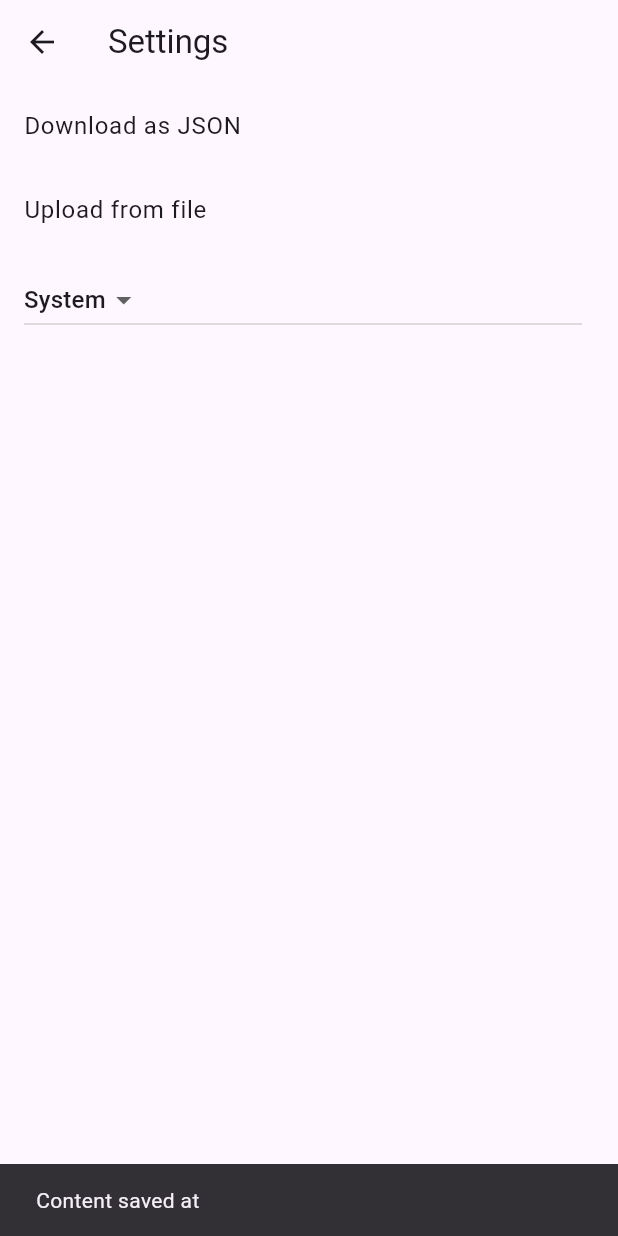
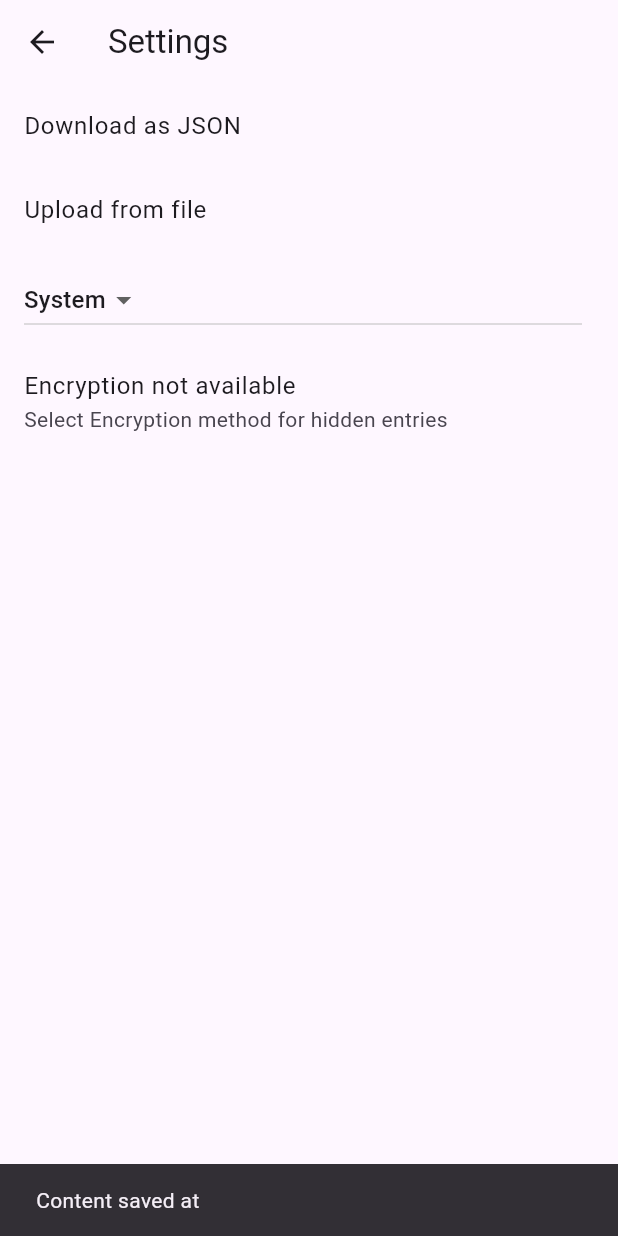
Before and after one commit to prijindal/journal_app, a Flutter app: the SettingsScreen screen opened by its route, after a tap on "Download as JSON", on a phone screen of 412 x 824 dp. Run offline on Flutter 3.47's test engine with Material 3 defaults, Android fonts, the phone set to English and light mode, and no system bars; our stand-ins replace drift, file_picker, firebase_auth, firebase_core, firebase_storage, grouped_list and 4 more; missing offline and left inert: firebase_app_check, firebase_ui_auth, firebase_ui_oauth_google, fleather, flutter_file_dialog; accounts and stored records are empty; generated files the repository leaves out were written again; statements that could not run were skipped.

Commit message:
Added biometrics authentication support

```diff
--- a/lib/models/settings.dart
+++ b/lib/models/settings.dart
@@ -10,9 +10,11 @@ enum HiddenEncryptionMode {
   unknown,
 
   none,
-  pin,
-  password,
   biometrics,
+
+  // TODO: Implement pin encryption
+  // pin,
+  // password,
 }
 
 class SettingsStorageNotifier with ChangeNotifier {
@@ -68,7 +70,7 @@ class SettingsStorageNotifier with ChangeNotifier {
       themeMode.name,
     );
     AppLogger.instance
-        .d("Written $themeMode as $appThemeMode to shared_preferences");
+        .d("Written ${themeMode.name} as $appThemeMode to shared_preferences");
     notifyListeners();
   }
 
@@ -81,7 +83,7 @@ class SettingsStorageNotifier with ChangeNotifier {
       newHiddenEncryptionMode.name,
     );
     AppLogger.instance.d(
-        "Written $newHiddenEncryptionMode as $hiddenEncryptionMode to shared_preferences");
+        "Written ${newHiddenEncryptionMode.name} as $hiddenEncryptionMode to shared_preferences");
     notifyListeners();
   }
 }
--- a/lib/pages/settings.dart
+++ b/lib/pages/settings.dart
@@ -3,6 +3,7 @@ import 'dart:async';
 import 'package:firebase_auth/firebase_auth.dart';
 import 'package:firebase_storage/firebase_storage.dart';
 import 'package:flutter/material.dart';
+import 'package:local_auth/local_auth.dart';
 import 'package:provider/provider.dart';
 
 import '../helpers/constants.dart';
@@ -36,7 +37,7 @@ class SettingsScreen extends StatelessWidget {
         // TODO: rethink hidden/tags/categories
         // TODO: Add settings for save on back button
         const ThemeSelectorTile(),
-        // const LockHiddenSettingsTile(),
+        const LockHiddenSettingsTile(),
         if (isFirebaseInitialized()) const ProfileAuthTile(),
       ]),
     );
@@ -237,15 +238,49 @@ class ThemeSelectorTile extends StatelessWidget {
   }
 }
 
-class LockHiddenSettingsTile extends StatelessWidget {
+class LockHiddenSettingsTile extends StatefulWidget {
   const LockHiddenSettingsTile({super.key});
+
+  @override
+  State<LockHiddenSettingsTile> createState() => _LockHiddenSettingsTileState();
+}
+
+class _LockHiddenSettingsTileState extends State<LockHiddenSettingsTile> {
+  List<HiddenEncryptionMode> _availableModes = [HiddenEncryptionMode.none];
+
+  @override
+  initState() {
+    _checkLocalAuth();
+    super.initState();
+  }
+
+  void _checkLocalAuth() async {
+    final LocalAuthentication auth = LocalAuthentication();
+    final canCheckBiometrics = await auth.isDeviceSupported();
+    if (canCheckBiometrics) {
+      final availableBiometrics = await auth.getAvailableBiometrics();
+      if (availableBiometrics.isEmpty) {
+        AppLogger.instance.d("Biometrics not enabled on this device");
+      } else {
+        AppLogger.instance.d(availableBiometrics);
+        setState(() {
+          _availableModes = [
+            HiddenEncryptionMode.none,
+            HiddenEncryptionMode.biometrics
+          ];
+        });
+      }
+    } else {
+      AppLogger.instance.d("Biometrics not supported on this device");
+    }
+  }
 
   String hiddenEncryptionModeToText(HiddenEncryptionMode themeMode) {
     switch (themeMode) {
       case HiddenEncryptionMode.none:
         return "Not encrypted";
       case HiddenEncryptionMode.biometrics:
-        return "Encrypted with biometrocs";
+        return "Encrypted with biometrics";
       case HiddenEncryptionMode.unknown:
         return "Invalid value";
       default:
@@ -253,14 +288,15 @@ class LockHiddenSettingsTile extends StatelessWidget {
     }
   }
 
-  @override
-  Widget build(BuildContext context) {
+  Widget _buildTitle() {
+    if (_availableModes.length <= 1) {
+      return Text("Encryption not available");
+    }
     final settingsStorage = Provider.of<SettingsStorageNotifier>(context);
-    return ListTile(
-      subtitle: Text("Select Encryption method for hidden entries"),
-      title: DropdownButton<HiddenEncryptionMode>(
-        value: settingsStorage.getHiddenEncryptionMode(),
-        items: [HiddenEncryptionMode.none, HiddenEncryptionMode.biometrics]
+    final currentEncryptionMode = settingsStorage.getHiddenEncryptionMode();
+    return DropdownButton<HiddenEncryptionMode>(
+      value: currentEncryptionMode,
+      items: _availableModes
           .map(
             (e) => DropdownMenuItem<HiddenEncryptionMode>(
               value: e,
@@ -269,10 +305,34 @@ class LockHiddenSettingsTile extends StatelessWidget {
           )
           .toList(),
       onChanged: (newValue) async {
+        if (newValue == HiddenEncryptionMode.biometrics ||
+            currentEncryptionMode == HiddenEncryptionMode.biometrics) {
+          final LocalAuthentication auth = LocalAuthentication();
+
+          final authenticated = await auth.authenticate(
+            localizedReason: "Biometrics scan for hiding entries",
+          );
+          if (!authenticated) {
+            AppLogger.instance
+                .i("Biometrics authenticated failed, not changing values");
+            return;
+          } else {
+            AppLogger.instance.d(
+                "Biometrics authenticated successful, enabling biometrics authentication");
+          }
+          // If new value or existing value is biometrics, authenticate using biometrics first
+        }
         await settingsStorage
             .setHiddenEncryptionMode(newValue ?? HiddenEncryptionMode.none);
       },
-      ),
+    );
+  }
+
+  @override
+  Widget build(BuildContext context) {
+    return ListTile(
+      subtitle: Text("Select Encryption method for hidden entries"),
+      title: _buildTitle(),
     );
   }
 }
```
Also changed, not shown: lib/pages/home.dart (+37 -6 lines), 2 other files. Lines whose indentation alone changed are shown as unchanged.
